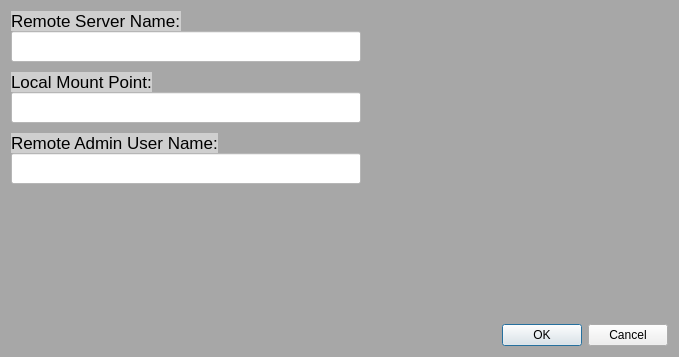
Before: the Qt Designer form SettingsDialog.ui in DragonFired/Distributor, drawn with Qt 5.
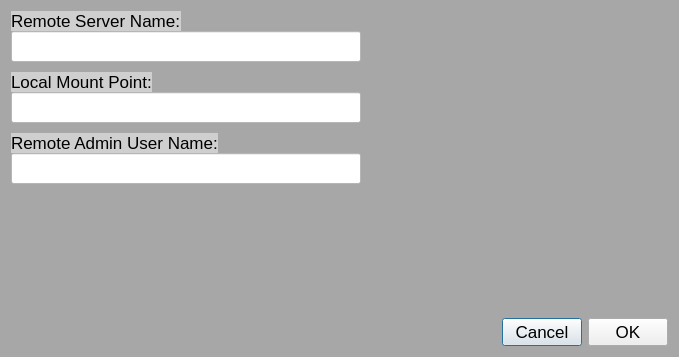
After: the same form once the commit is applied.

What changed in the file:
```diff
--- a/SettingsDialog.ui
+++ b/SettingsDialog.ui
@@ -298,12 +298,16 @@
         </spacer>
        </item>
        <item>
-        <widget class="QDialogButtonBox" name="buttonBox">
-         <property name="orientation">
-          <enum>Qt::Horizontal</enum>
+        <widget class="QPushButton" name="cancelButton">
+         <property name="text">
+          <string>Cancel</string>
          </property>
-         <property name="standardButtons">
-          <set>QDialogButtonBox::Cancel|QDialogButtonBox::Ok</set>
+        </widget>
+       </item>
+       <item>
+        <widget class="QPushButton" name="okButton">
+         <property name="text">
+          <string>OK</string>
          </property>
         </widget>
        </item>
```
Left out of the diff: 53 changed lines with no effect on the pictures.
